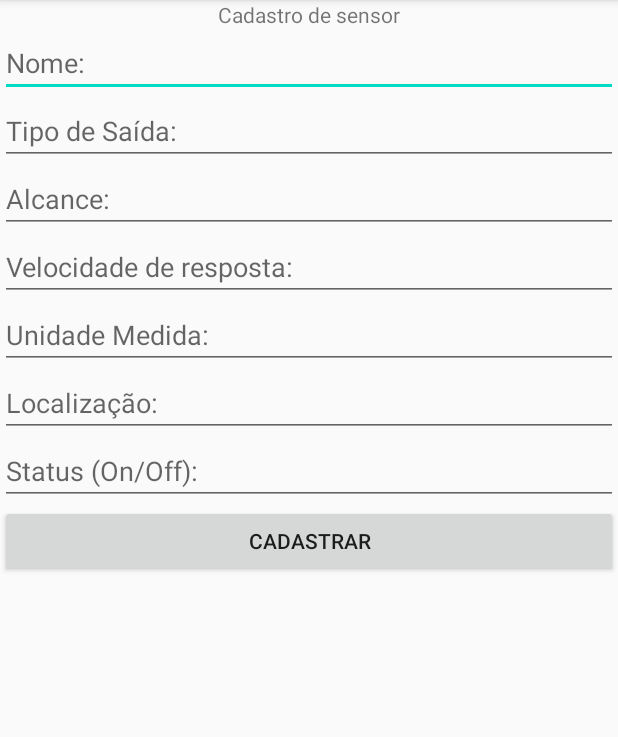
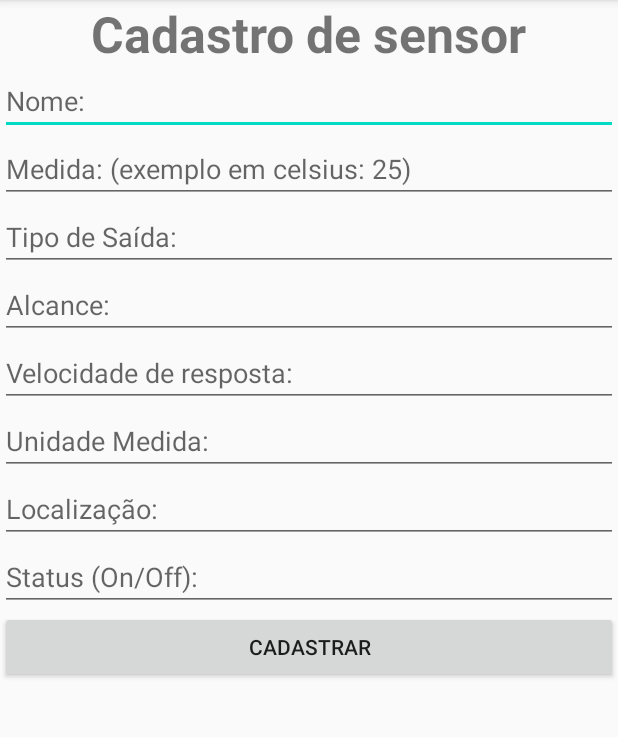
Before and after one commit to Daniel-Santos9/monitoramento-sensor, an Android app: the Create_sensor screen opened directly, with no data from a screen before it, on a phone screen of 412 x 824 dp, the part 84-821 px from its top. Run offline under Robolectric (Android 15) with nearby library versions, the phone set to English and light mode, and no system bars; our stand-ins replace Firebase (no records; nobody signed in at launch, a user with empty details on screens opened directly).

Commit message:
Add função listar sensores + correções pontuais

```diff
--- a/MyApplication/app/src/main/AndroidManifest.xml
+++ b/MyApplication/app/src/main/AndroidManifest.xml
@@ -9,7 +9,8 @@
         android:roundIcon="@mipmap/ic_launcher_round"
         android:supportsRtl="true"
         android:theme="@style/AppTheme">
-        <activity android:name=".model.Create_estacao"></activity>
+        <activity android:name=".model.List_sensor"></activity>
+        <activity android:name=".model.Create_estacao" />
         <activity android:name=".model.Create_user" />
         <activity android:name=".model.Create_sensor" />
         <activity android:name=".model.MainActivity">
--- a/MyApplication/app/src/main/java/com/example/myapplication/model/Create_sensor.java
+++ b/MyApplication/app/src/main/java/com/example/myapplication/model/Create_sensor.java
@@ -16,7 +16,7 @@ import com.google.firebase.database.DatabaseReference;
 import com.google.firebase.database.FirebaseDatabase;
 
 public class Create_sensor extends AppCompatActivity {
-    private EditText nome, tipo_saida, range, velocidade_respota, unidade_medida, localizacao, status;
+    private EditText nome, medida, tipo_saida, range, velocidade_respota, unidade_medida, localizacao, status;
     private Button btn_sensor;
 
     DatabaseReference ref_sensor;
@@ -29,6 +29,7 @@ public class Create_sensor extends AppCompatActivity {
         super.onCreate(savedInstanceState);
         setContentView(R.layout.activity_create_sensor);
         nome = (EditText) findViewById(R.id.nome_sensor);
+        medida = (EditText) findViewById(R.id.medida);
         tipo_saida = (EditText) findViewById(R.id.saida_sensor);
         range = (EditText) findViewById(R.id.alcance_sensor);
         velocidade_respota = (EditText) findViewById(R.id.velocidade_sensor);
@@ -47,6 +48,7 @@ public class Create_sensor extends AppCompatActivity {
             @Override
             public void onClick(View view) {
                 String nomeVal = nome.getText().toString();
+                String medidaval = medida.getText().toString();
                 String tipo_saidaVal = tipo_saida.getText().toString();
                 String rangeVal =  range.getText().toString();
                 String VelocidadeVal = velocidade_respota.getText().toString();
@@ -54,16 +56,17 @@ public class Create_sensor extends AppCompatActivity {
                 String locVal = localizacao.getText().toString();
                 String statusval = status.getText().toString();
 
-                cad_sensor(nomeVal, tipo_saidaVal, rangeVal, VelocidadeVal, uniMedVal, locVal, statusval);
+                cad_sensor(nomeVal, medidaval, tipo_saidaVal, rangeVal, VelocidadeVal, uniMedVal, locVal, statusval);
             }
         });
 
     }
 
-    public void cad_sensor(String nome, String tipo_saida, String range, String Velocidade, String unidade_medida, String local, String status){
+    public void cad_sensor(String nome, String medida, String tipo_saida, String range, String Velocidade, String unidade_medida, String local, String status){
 
         String key = ref_sensor.child("sensor").push().getKey();
         sensor.setNome(nome);
+        sensor.setMedida(medida);
         sensor.setTipo_saida(tipo_saida);
         sensor.setRange(range);
         sensor.setVelocidade_resposta(Velocidade);
--- a/MyApplication/app/src/main/res/layout/activity_create_estacao.xml
+++ b/MyApplication/app/src/main/res/layout/activity_create_estacao.xml
@@ -11,9 +11,10 @@
         android:id="@+id/texto_cadastro_estacao"
         android:layout_width="wrap_content"
         android:layout_height="wrap_content"
+        android:layout_gravity="center_horizontal"
         android:text="Cadastro de Estação"
-        android:layout_gravity="center_horizontal"
-        />
+        android:textSize="50px"
+        android:textStyle="bold" />
 
     <EditText
         android:id="@+id/nome_estacao"
--- a/MyApplication/app/src/main/res/layout/activity_create_sensor.xml
+++ b/MyApplication/app/src/main/res/layout/activity_create_sensor.xml
@@ -11,9 +11,10 @@
         android:id="@+id/texto_cadastro_sensor"
         android:layout_width="wrap_content"
         android:layout_height="wrap_content"
+        android:layout_gravity="center_horizontal"
         android:text="Cadastro de sensor"
-        android:layout_gravity="center_horizontal"
-        />
+        android:textSize="50px"
+        android:textStyle="bold" />
 
     <EditText
         android:id="@+id/nome_sensor"
@@ -21,6 +22,14 @@
         android:layout_height="wrap_content"
         android:ems="10"
         android:hint="Nome:"
+        android:inputType="textPersonName" />
+
+    <EditText
+        android:id="@+id/medida"
+        android:layout_width="match_parent"
+        android:layout_height="wrap_content"
+        android:ems="10"
+        android:hint="Medida: (exemplo em celsius: 25)"
         android:inputType="textPersonName" />
 
     <EditText
--- a/MyApplication/app/src/main/res/layout/activity_create_user.xml
+++ b/MyApplication/app/src/main/res/layout/activity_create_user.xml
@@ -11,8 +11,10 @@
         android:id="@+id/textView"
         android:layout_width="wrap_content"
         android:layout_height="wrap_content"
+        android:layout_gravity="center_horizontal"
         android:text="Cadastro de Usuários"
-        android:layout_gravity="center_horizontal"
+        android:textSize="50px"
+        android:textStyle="bold"
         tools:layout_editor_absoluteY="8dp" />
 
     <EditText
```
Also changed, not shown: MyApplication/app/src/main/java/com/example/myapplication/model/List_sensor.java (added, +74 -0 lines), MyApplication/app/src/main/java/com/example/myapplication/model/MainActivity.java (+8 -0 lines), MyApplication/app/src/main/java/com/example/myapplication/model/classes/Sensor.java (+26 -2 lines), MyApplication/app/src/main/res/layout/activity_list_sensor.xml (added, +29 -0 lines), MyApplication/app/src/main/res/layout/activity_main.xml (+8 -7 lines), 1 other file.
